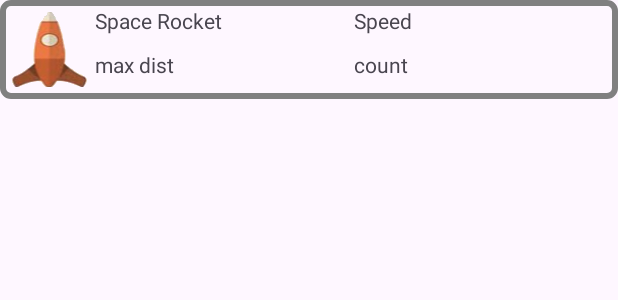
After one commit to ranjanproject/falconfinder, an Android app: the layout item_vehicle.xml on its own in the app's theme, with its tools: preview values and no code run, on a phone screen of 412 x 824 dp. The commit adds this screen. Shown: the top 300 px of the screen. Run offline under Robolectric (Android 15) with nearby library versions, the phone set to English and light mode, and no system bars.

Commit message:
#comment vehicle selector fragment states handled

```diff
--- a/app/src/main/java/com/example/falconfinder/ui/ItemClickListener.kt
+++ b/app/src/main/java/com/example/falconfinder/ui/ItemClickListener.kt
@@ -7,6 +7,6 @@ interface ItemClickListener {
 
     fun onPlanetClicked(planetResponseItem: PlanetResponseItem, isSelected: Boolean)
 
-    fun onVehicleClickListener(vehicleResponseItem: VehicleResponseItem)
+    fun onVehicleClickListener(vehicleResponseItem: VehicleResponseItem, isSelected: Boolean)
 
 }
--- /dev/null
+++ b/app/src/main/res/drawable/item_inactive_state.xml
@@ -0,0 +1,6 @@
+<?xml version="1.0" encoding="utf-8"?>
+<shape xmlns:android="http://schemas.android.com/apk/res/android">
+    <corners android:radius="@dimen/dimen_5dp"/>
+    <stroke android:color="@color/black" android:width="@dimen/dimen_4dp"/>
+    <solid android:color="@color/gray"/>
+</shape>
--- a/app/src/main/res/drawable/item_selector.xml
+++ b/app/src/main/res/drawable/item_selector.xml
@@ -1,7 +1,8 @@
 <?xml version="1.0" encoding="utf-8"?>
 <selector xmlns:android="http://schemas.android.com/apk/res/android">
 
-    <item android:state_selected="true" android:drawable="@drawable/item_border_selected"/>
+    <item  android:state_selected="true" android:drawable="@drawable/item_border_selected"/>
 
-    <item android:drawable="@drawable/item_border_deselected"/>
+    <item  android:state_selected="false" android:drawable="@drawable/item_border_deselected"/>
+
 </selector>
--- /dev/null
+++ b/app/src/main/res/layout/item_vehicle.xml
@@ -0,0 +1,65 @@
+<?xml version="1.0" encoding="utf-8"?>
+<androidx.constraintlayout.widget.ConstraintLayout xmlns:android="http://schemas.android.com/apk/res/android"
+    xmlns:app="http://schemas.android.com/apk/res-auto"
+    xmlns:tools="http://schemas.android.com/tools"
+    android:id="@+id/rocket_cl"
+    android:layout_width="match_parent"
+    android:layout_height="wrap_content"
+    android:clickable="false"
+    android:background="@drawable/item_selector"
+    android:padding="@dimen/dimen_4dp"
+    android:focusable="false">
+
+    <ImageView
+        android:id="@+id/rocket_iv"
+        android:layout_width="@dimen/vehicle"
+        android:layout_height="@dimen/vehicle"
+        android:layout_margin="@dimen/dimen_4dp"
+        android:scaleType="fitXY"
+        app:layout_constraintBottom_toBottomOf="parent"
+        app:layout_constraintStart_toStartOf="parent"
+        app:layout_constraintTop_toTopOf="parent"
+        app:srcCompat="@drawable/spacerocket_65bc3c0c" />
+
+    <TextView
+        android:id="@+id/rocket_name_tv"
+        android:layout_width="0dp"
+        android:layout_height="wrap_content"
+        android:layout_marginStart="@dimen/dimen_5dp"
+        android:text="Space Rocket"
+        app:layout_constraintEnd_toStartOf="@id/rocket_speed_tv"
+        app:layout_constraintStart_toEndOf="@+id/rocket_iv"
+        app:layout_constraintTop_toTopOf="parent"
+        tools:layout_editor_absoluteY="4dp" />
+
+    <TextView
+        android:id="@+id/rocket_speed_tv"
+        android:layout_width="0dp"
+        android:layout_height="wrap_content"
+        android:text="Speed"
+        app:layout_constraintEnd_toEndOf="parent"
+        app:layout_constraintStart_toEndOf="@+id/rocket_name_tv"
+        app:layout_constraintTop_toTopOf="parent" />
+
+    <TextView
+        android:id="@+id/max_dist_tv"
+        android:layout_width="0dp"
+        android:layout_height="wrap_content"
+        android:layout_marginStart="@dimen/dimen_5dp"
+        android:text="max dist"
+        app:layout_constraintBottom_toBottomOf="parent"
+        app:layout_constraintEnd_toStartOf="@id/count_tv"
+        app:layout_constraintStart_toEndOf="@+id/rocket_iv"
+        app:layout_constraintTop_toBottomOf="@id/rocket_name_tv" />
+
+    <TextView
+        android:id="@+id/count_tv"
+        android:layout_width="0dp"
+        android:layout_height="wrap_content"
+        android:text="count"
+        app:layout_constraintBottom_toBottomOf="parent"
+        app:layout_constraintEnd_toEndOf="parent"
+        app:layout_constraintStart_toEndOf="@+id/max_dist_tv"
+        app:layout_constraintTop_toBottomOf="@id/rocket_speed_tv" />
+
+</androidx.constraintlayout.widget.ConstraintLayout>
--- a/app/src/main/res/values/dimen.xml
+++ b/app/src/main/res/values/dimen.xml
@@ -12,4 +12,6 @@
     <dimen name="dimen_4dp">4dp</dimen>
     <dimen name="dimen_5dp">5dp</dimen>
 
+    <dimen name="vehicle">50dp</dimen>
+
 </resources>
--- a/app/src/main/res/values/strings.xml
+++ b/app/src/main/res/values/strings.xml
@@ -3,4 +3,5 @@
     <!-- TODO: Remove or change this placeholder text -->
     <string name="hello_blank_fragment">Hello blank fragment</string>
     <string name="planet_image">planet image</string>
+    <string name="select_vehicle_for_planet"></string>
 </resources>
```
Also changed, not shown: app/src/main/java/com/example/falconfinder/models/VehicleResponseItem.kt (+14 -2 lines), app/src/main/java/com/example/falconfinder/repository/StarWarRepository.kt (+10 -1 lines), app/src/main/java/com/example/falconfinder/ui/PlanetDiffCallback.kt (+18 -2 lines), app/src/main/java/com/example/falconfinder/ui/PlanetVehicleAdapter.kt (+18 -4 lines), app/src/main/java/com/example/falconfinder/ui/RocketViewHolder.kt (added, +57 -0 lines), app/src/main/java/com/example/falconfinder/ui/fragments/PlanetSelectionFragment.kt (+22 -5 lines), app/src/main/java/com/example/falconfinder/ui/fragments/RocketFragment.kt (deleted, +0 -32 lines), app/src/main/java/com/example/falconfinder/ui/fragments/VehicleBottomSheetFragment.kt (added, +100 -0 lines), app/src/main/java/com/example/falconfinder/ui/viewmodel/StarWarViewModel.kt (+62 -4 lines), app/src/main/res/layout/bottom_sheet_vehicle_fragment.xml (added, +61 -0 lines), app/src/main/res/layout/fragment_rocket.xml (deleted, +0 -14 lines), app/src/main/res/layout/inactive_state_cover.xml (added, +8 -0 lines).
